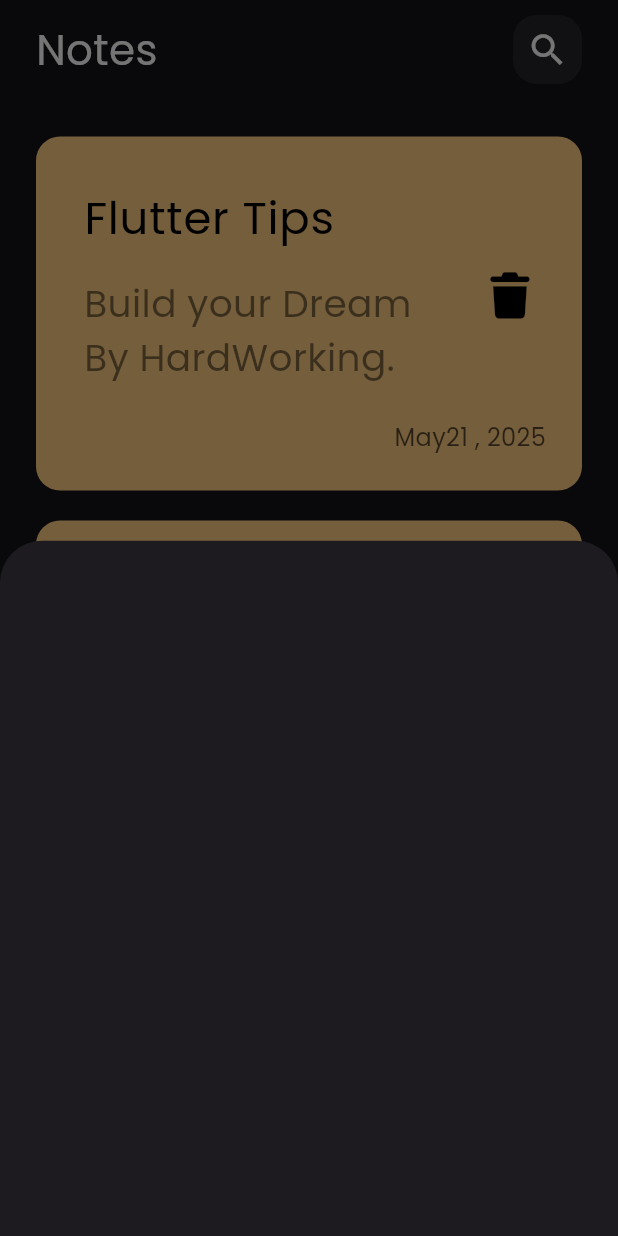
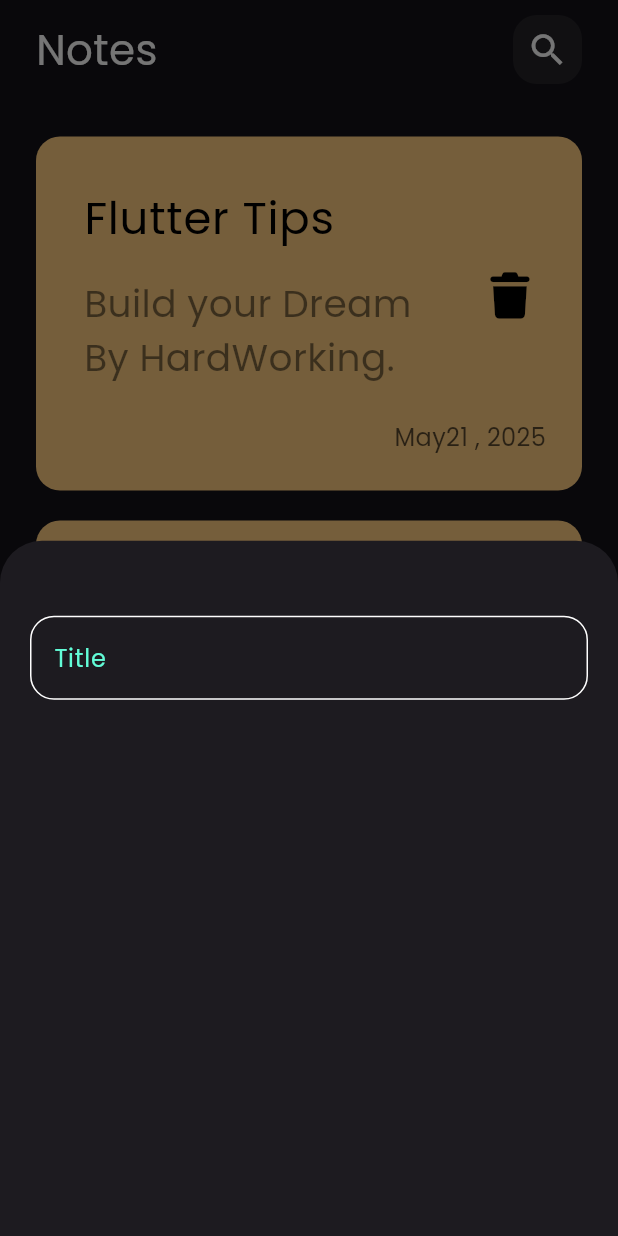
Before and after one commit to Moamed1010/note_app, a Flutter app: the screen it shows after launch, after a tap on the "add" icon, on a phone screen of 412 x 824 dp. Run offline on Flutter 3.47's test engine with Material 3 defaults, Android fonts, the phone set to English and light mode, and no system bars; our stand-ins replace font_awesome_flutter.

Commit message:
create custom text field

```diff
--- /dev/null
+++ b/lib/Constant.dart
@@ -0,0 +1,3 @@
+import 'dart:ui';
+
+const KPrimaryColor= Color(0xff62FCD7);
--- a/lib/Views/widgets/add_note_botton_sheet.dart
+++ b/lib/Views/widgets/add_note_botton_sheet.dart
@@ -1,10 +1,21 @@
 import 'package:flutter/material.dart';
+import 'package:note_app/Views/widgets/custom_text_field.dart';
 
 class AddNoteButtonSheet extends StatelessWidget {
   const AddNoteButtonSheet({super.key});
 
   @override
   Widget build(BuildContext context) {
-    return  Container();
+    return  Padding(
+
+      padding: const EdgeInsets.symmetric(horizontal: 20,vertical: 30),
+      child: Column(
+
+        children: [
+          const SizedBox(height: 20,),
+          CussomTextField(),
+        ],
+      ),
+    ) ;
   }
 }
--- /dev/null
+++ b/lib/Views/widgets/custom_text_field.dart
@@ -0,0 +1,30 @@
+import 'package:flutter/material.dart';
+import 'package:note_app/Constant.dart';
+
+class CussomTextField extends StatelessWidget {
+  const CussomTextField({super.key});
+
+  @override
+  Widget build(BuildContext context) {
+    return TextField(
+      cursorColor: KPrimaryColor,
+      decoration: InputDecoration(
+        hintText: 'Title',
+        hintStyle:const  TextStyle(
+          color: KPrimaryColor
+        ),
+
+        border: buildBorder(),
+        enabledBorder: buildBorder(),
+        focusedBorder: buildBorder(KPrimaryColor),
+      ),
+    );
+  }
+
+  OutlineInputBorder buildBorder([color]) {
+    return OutlineInputBorder(
+        borderRadius: BorderRadius.circular(16),
+        borderSide: BorderSide(color: color?? Colors.white),
+      );
+  }
+}
```
